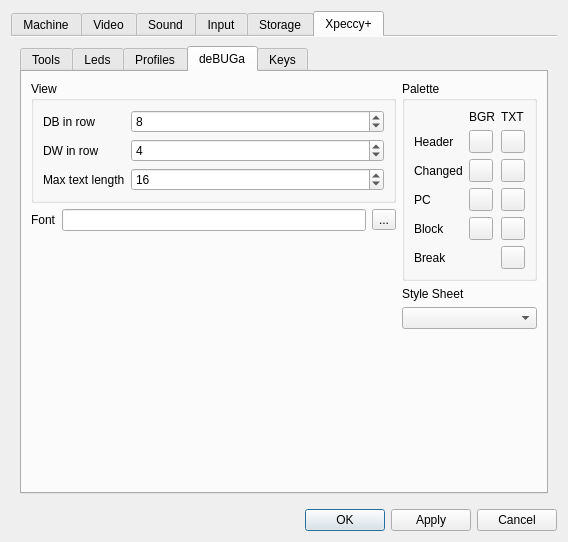
Before: the Qt Designer form ui/setupwin.ui in dotkoval/xpeccy-plus, drawn with Qt 5.
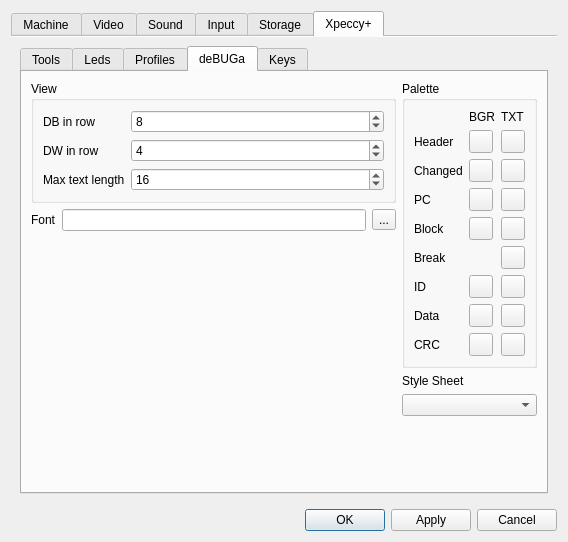
After: the same form once the commit is applied. The open tabs and pages were chosen to show the change. Icons and pictures are not drawn. Custom widgets are drawn as their Qt base class.

The edit to the form file:
```diff
--- a/ui/setupwin.ui
+++ b/ui/setupwin.ui
@@ -3568,7 +3568,88 @@
                   <string>Palette</string>
                  </property>
                  <layout class="QGridLayout" name="gridLayout_15">
-                  <item row="7" column="0">
+                  <item row="9" column="0">
+                   <widget class="QLabel" name="label_dskid">
+                    <property name="text">
+                     <string>ID</string>
+                    </property>
+                   </widget>
+                  </item>
+                  <item row="9" column="1">
+                   <widget class="QToolButton" name="tbDbgDskIdBG">
+                    <property name="contextMenuPolicy">
+                     <enum>Qt::CustomContextMenu</enum>
+                    </property>
+                    <property name="text">
+                     <string/>
+                    </property>
+                   </widget>
+                  </item>
+                  <item row="9" column="2">
+                   <widget class="QToolButton" name="tbDbgDskIdFG">
+                    <property name="contextMenuPolicy">
+                     <enum>Qt::CustomContextMenu</enum>
+                    </property>
+                    <property name="text">
+                     <string/>
+                    </property>
+                   </widget>
+                  </item>
+                  <item row="10" column="0">
+                   <widget class="QLabel" name="label_dskdata">
+                    <property name="text">
+                     <string>Data</string>
+                    </property>
+                   </widget>
+                  </item>
+                  <item row="10" column="1">
+                   <widget class="QToolButton" name="tbDbgDskDataBG">
+                    <property name="contextMenuPolicy">
+                     <enum>Qt::CustomContextMenu</enum>
+                    </property>
+                    <property name="text">
+                     <string/>
+                    </property>
+                   </widget>
+                  </item>
+                  <item row="10" column="2">
+                   <widget class="QToolButton" name="tbDbgDskDataFG">
+                    <property name="contextMenuPolicy">
+                     <enum>Qt::CustomContextMenu</enum>
+                    </property>
+                    <property name="text">
+                     <string/>
+                    </property>
+                   </widget>
+                  </item>
+                  <item row="11" column="0">
+                   <widget class="QLabel" name="label_dskcrc">
+                    <property name="text">
+                     <string>CRC</string>
+                    </property>
+                   </widget>
+                  </item>
+                  <item row="11" column="1">
+                   <widget class="QToolButton" name="tbDbgDskCrcBG">
+                    <property name="contextMenuPolicy">
+                     <enum>Qt::CustomContextMenu</enum>
+                    </property>
+                    <property name="text">
+                     <string/>
+                    </property>
+                   </widget>
+                  </item>
+                  <item row="11" column="2">
+                   <widget class="QToolButton" name="tbDbgDskCrcFG">
+                    <property name="contextMenuPolicy">
+                     <enum>Qt::CustomContextMenu</enum>
+                    </property>
+                    <property name="text">
+                     <string/>
+                    </property>
+                   </widget>
+                  </item>
+                   <item row="7" column="0">
                    <widget class="QLabel" name="label_49">
                     <property name="text">
                      <string>Block</string>
```
Left out of the diff: 2 changed lines with no effect on the pictures.
